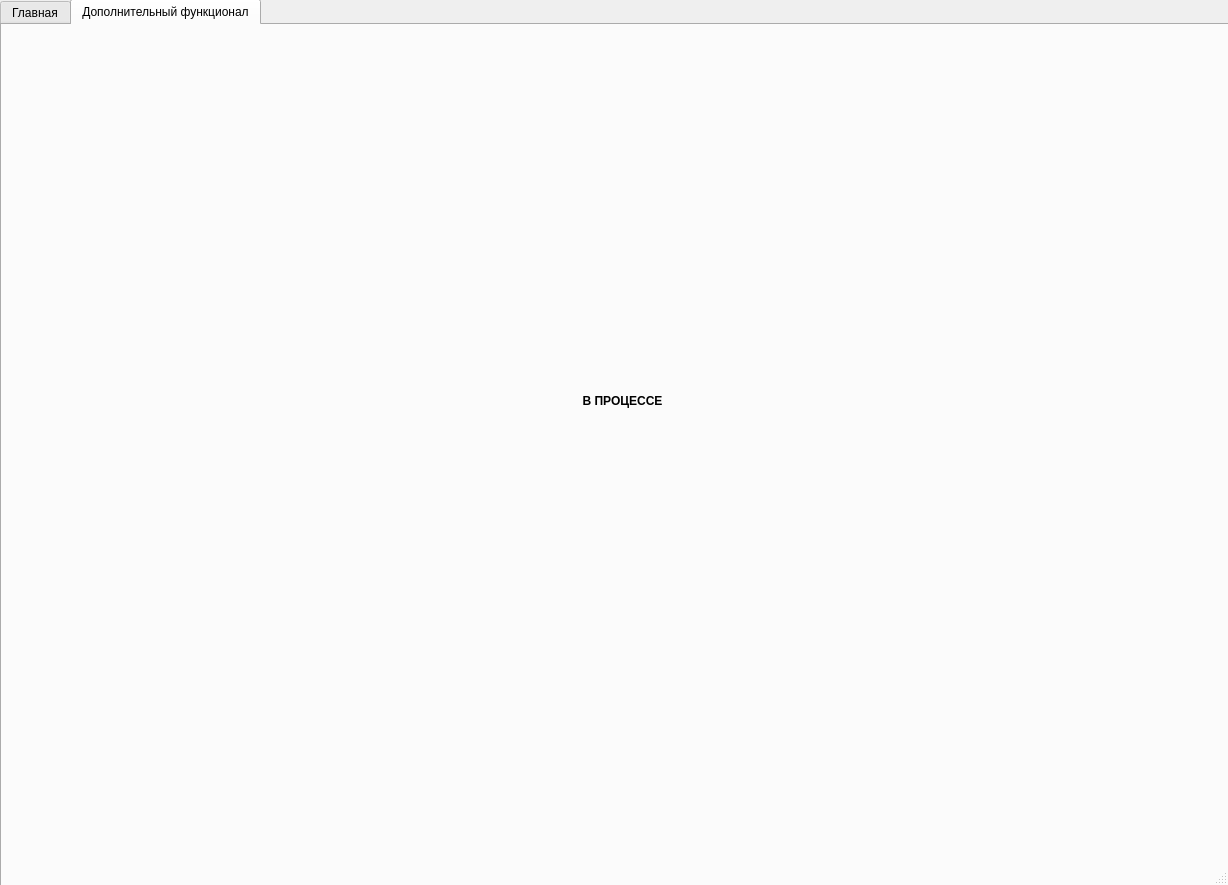
Above: route_network/route_network_dialog_base.ui from 2Neo2/QGIS-Plugin-MTDI before the change. Below: the same form after it.
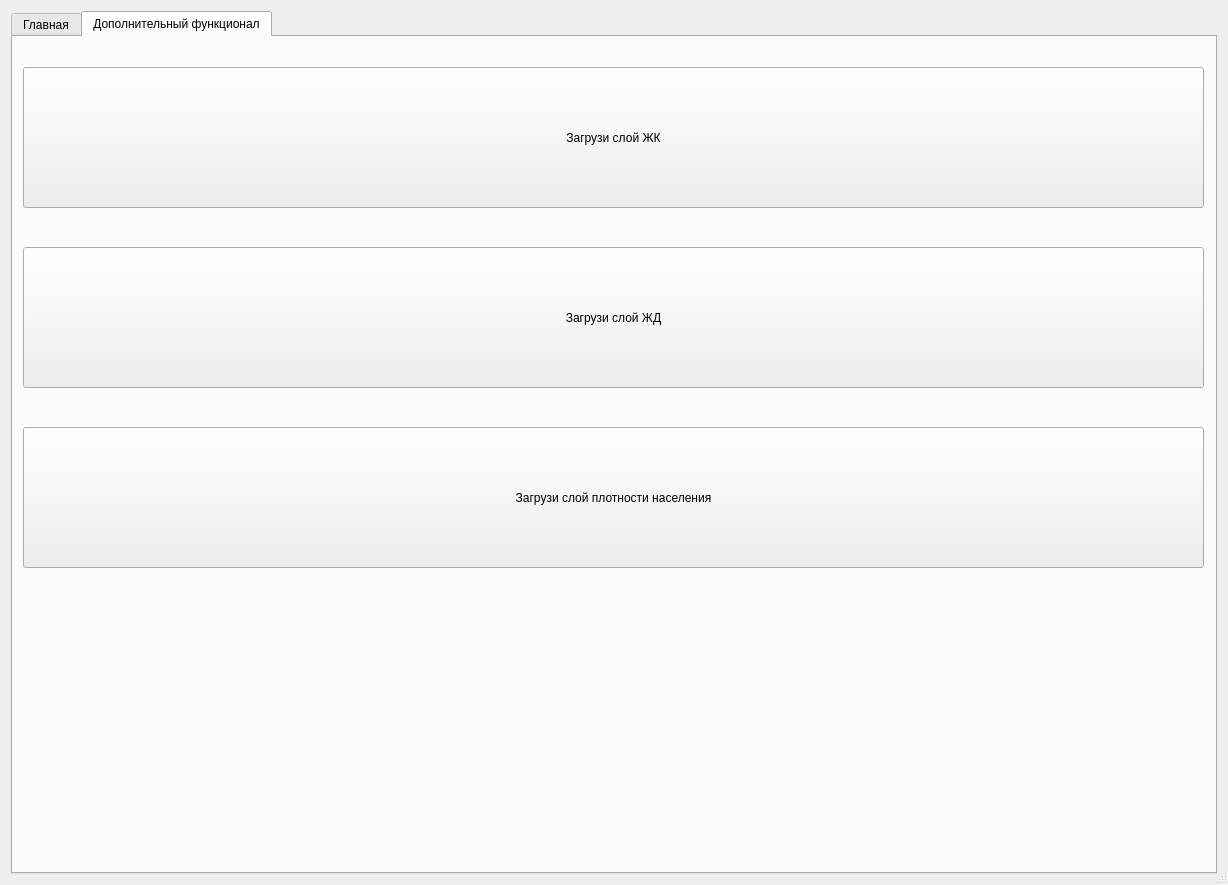
That is the form after the change. The open tabs and pages were chosen to show the change.

The edit to the form file:
```diff
--- a/route_network/route_network_dialog_base.ui
+++ b/route_network/route_network_dialog_base.ui
@@ -19,15 +19,9 @@
   <property name="modal">
    <bool>true</bool>
   </property>
+  <layout class="QVBoxLayout" name="verticalLayout_5">
+   <item>
   <widget class="QTabWidget" name="tabWidget">
-   <property name="geometry">
-    <rect>
-     <x>0</x>
-     <y>-1</y>
-     <width>1231</width>
-     <height>891</height>
-    </rect>
-   </property>
    <property name="currentIndex">
     <number>0</number>
    </property>
@@ -71,27 +65,6 @@
        </item>
        <item>
         <layout class="QVBoxLayout" name="verticalLayout">
-         <item>
-          <widget class="QPushButton" name="jk_layer_button">
-           <property name="text">
-            <string>Загрузи слой ЖК</string>
-           </property>
-          </widget>
-         </item>
-         <item>
-          <widget class="QPushButton" name="jd_layer_button">
-           <property name="text">
-            <string>Загрузи слой ЖД</string>
-           </property>
-          </widget>
-         </item>
-         <item>
-          <widget class="QPushButton" name="population_layer_button">
-           <property name="text">
-            <string>Загрузи слой плотности населения</string>
-           </property>
-          </widget>
-         </item>
          <item>
           <widget class="QPushButton" name="button_dwnl">
            <property name="text">
@@ -261,30 +234,49 @@
     <attribute name="title">
      <string>Дополнительный функционал</string>
     </attribute>
-    <widget class="QLabel" name="label">
+      <widget class="QPushButton" name="population_layer_button">
      <property name="geometry">
       <rect>
-       <x>490</x>
-       <y>360</y>
-       <width>261</width>
-       <height>31</height>
-      </rect>
-     </property>
-     <property name="font">
-      <font>
-       <weight>75</weight>
-       <bold>true</bold>
-      </font>
-     </property>
+         <x>10</x>
+         <y>390</y>
+         <width>1181</width>
+         <height>141</height>
+        </rect>
+       </property>
+       <property name="text">
+        <string>Загрузи слой плотности населения</string>
+       </property>
+      </widget>
+      <widget class="QPushButton" name="jk_layer_button">
+       <property name="geometry">
+        <rect>
+         <x>10</x>
+         <y>30</y>
+         <width>1181</width>
+         <height>141</height>
+        </rect>
+       </property>
      <property name="text">
-      <string>В ПРОЦЕССЕ</string>
-     </property>
-     <property name="alignment">
-      <set>Qt::AlignCenter</set>
-     </property>
+        <string>Загрузи слой ЖК</string>
+       </property>
+      </widget>
+      <widget class="QPushButton" name="jd_layer_button">
+       <property name="geometry">
+        <rect>
+         <x>10</x>
+         <y>210</y>
+         <width>1181</width>
+         <height>141</height>
+        </rect>
+       </property>
+       <property name="text">
+        <string>Загрузи слой ЖД</string>
+       </property>
     </widget>
    </widget>
   </widget>
+   </item>
+  </layout>
  </widget>
  <resources/>
  <connections/>
```
Left out of the diff: 2 changed lines with no effect on the pictures. Lines whose indentation alone changed are shown as unchanged.
